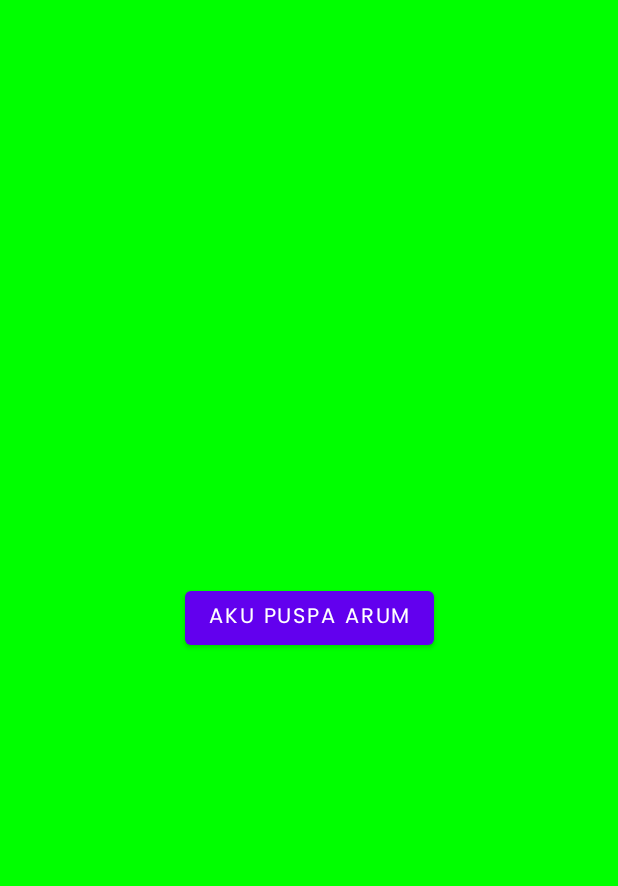
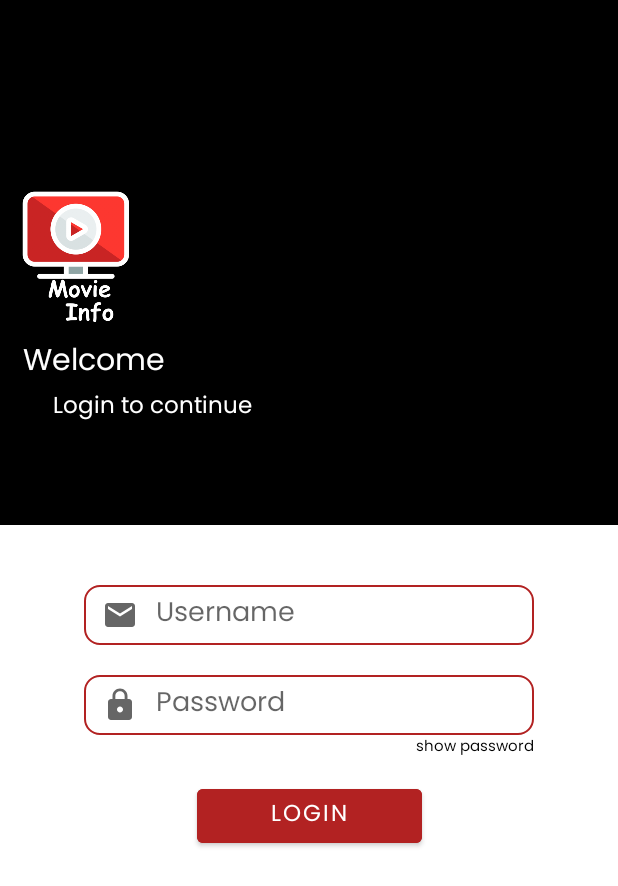
Before and after one commit to psparum/movie-info, an Android app: the screen it shows after launch (MainActivity before the commit, LoginActivity after it), on a phone screen of 412 x 824 dp. Shown: the top 886 px of the screen. Run offline under Robolectric (Android 15) with nearby library versions, the phone set to English and light mode, and no system bars.

Commit message:
layout login

```diff
--- a/app/src/main/AndroidManifest.xml
+++ b/app/src/main/AndroidManifest.xml
@@ -3,6 +3,7 @@
     package="com.arum.movieinfo">
 
     <uses-permission android:name="android.permission.INTERNET" />
+
     <application
         android:allowBackup="true"
         android:icon="@mipmap/ic_launcher"
@@ -11,23 +12,20 @@
         android:supportsRtl="true"
         android:theme="@style/Theme.MovieInfo">
         <activity
+            android:name=".LoginActivity"
+            android:exported="true" />
+        <activity
             android:name=".SplashActivity"
             android:exported="true">
-
             <intent-filter>
                 <action android:name="android.intent.action.MAIN" />
 
                 <category android:name="android.intent.category.LAUNCHER" />
             </intent-filter>
-
         </activity>
-
-
         <activity
             android:name=".MainActivity"
-            android:exported="true">
-
-        </activity>
+            android:exported="true"></activity>
     </application>
 
 </manifest>
--- /dev/null
+++ b/app/src/main/java/com/arum/movieinfo/LoginActivity.kt
@@ -0,0 +1,11 @@
+package com.arum.movieinfo
+
+import androidx.appcompat.app.AppCompatActivity
+import android.os.Bundle
+
+class LoginActivity : AppCompatActivity() {
+    override fun onCreate(savedInstanceState: Bundle?) {
+        super.onCreate(savedInstanceState)
+        setContentView(R.layout.activity_login)
+    }
+}
--- a/app/src/main/java/com/arum/movieinfo/SplashActivity.kt
+++ b/app/src/main/java/com/arum/movieinfo/SplashActivity.kt
@@ -20,7 +20,7 @@ class SplashActivity : AppCompatActivity() {
 
 
         Handler(Looper.getMainLooper()).postDelayed({
-            val intent = Intent(this, MainActivity::class.java)
+            val intent = Intent(this, LoginActivity::class.java)
             startActivity(intent) // Pindah ke Home Activity setelah 3 detik
             finish()
         }, 2000 )
--- /dev/null
+++ b/app/src/main/res/drawable/border_edittext.xml
@@ -0,0 +1,20 @@
+<?xml version="1.0" encoding="utf-8"?>
+<selector xmlns:android="http://schemas.android.com/apk/res/android">
+
+        <item android:state_enabled="true" android:state_focused="true">
+            <shape android:shape="rectangle">
+                <solid android:color="@color/white"/>
+                <stroke android:width="1dp" android:color="@color/merah_bata"/>
+                <corners android:radius="10dp"/>
+            </shape>
+        </item>
+
+    <item android:state_enabled="true">
+        <shape android:shape="rectangle">
+            <solid android:color="@color/white"/>
+            <stroke android:width="1dp" android:color="@color/merah_bata"/>
+            <corners android:radius="10dp"/>
+        </shape>
+    </item>
+
+</selector>
--- /dev/null
+++ b/app/src/main/res/drawable/ic_baseline_email_24.xml
@@ -0,0 +1,10 @@
+<vector xmlns:android="http://schemas.android.com/apk/res/android"
+    android:width="24dp"
+    android:height="24dp"
+    android:viewportWidth="24"
+    android:viewportHeight="24"
+    android:tint="?attr/colorControlNormal">
+  <path
+      android:fillColor="@color/abu_tua"
+      android:pathData="M20,4L4,4c-1.1,0 -1.99,0.9 -1.99,2L2,18c0,1.1 0.9,2 2,2h16c1.1,0 2,-0.9 2,-2L22,6c0,-1.1 -0.9,-2 -2,-2zM20,8l-8,5 -8,-5L4,6l8,5 8,-5v2z"/>
+</vector>
--- /dev/null
+++ b/app/src/main/res/drawable/ic_baseline_lock_24.xml
@@ -0,0 +1,10 @@
+<vector xmlns:android="http://schemas.android.com/apk/res/android"
+    android:width="24dp"
+    android:height="24dp"
+    android:viewportWidth="24"
+    android:viewportHeight="24"
+    android:tint="?attr/colorControlNormal">
+  <path
+      android:fillColor="@color/abu_tua"
+      android:pathData="M18,8h-1L17,6c0,-2.76 -2.24,-5 -5,-5S7,3.24 7,6v2L6,8c-1.1,0 -2,0.9 -2,2v10c0,1.1 0.9,2 2,2h12c1.1,0 2,-0.9 2,-2L20,10c0,-1.1 -0.9,-2 -2,-2zM12,17c-1.1,0 -2,-0.9 -2,-2s0.9,-2 2,-2 2,0.9 2,2 -0.9,2 -2,2zM15.1,8L8.9,8L8.9,6c0,-1.71 1.39,-3.1 3.1,-3.1 1.71,0 3.1,1.39 3.1,3.1v2z"/>
+</vector>
--- /dev/null
+++ b/app/src/main/res/layout/activity_login.xml
@@ -0,0 +1,152 @@
+<?xml version="1.0" encoding="utf-8"?>
+<androidx.constraintlayout.widget.ConstraintLayout xmlns:android="http://schemas.android.com/apk/res/android"
+    xmlns:app="http://schemas.android.com/apk/res-auto"
+    xmlns:tools="http://schemas.android.com/tools"
+    android:id="@+id/cl1"
+    android:layout_width="match_parent"
+    android:layout_height="match_parent"
+    tools:context=".LoginActivity">
+
+
+    <androidx.constraintlayout.widget.ConstraintLayout
+        android:id="@+id/cl2"
+        android:layout_width="match_parent"
+        android:layout_height="350dp"
+        android:background="@color/black"
+        app:layout_constraintStart_toStartOf="parent"
+        app:layout_constraintTop_toTopOf="parent">
+
+
+        <ImageView
+            android:id="@+id/ivSplashLogin"
+            android:layout_width="100dp"
+            android:layout_height="100dp"
+            android:src="@drawable/movieinforeal"
+            app:layout_constraintBottom_toBottomOf="parent"
+            app:layout_constraintStart_toStartOf="parent"
+            app:layout_constraintTop_toTopOf="parent" />
+
+        <TextView
+            android:id="@+id/tvWelcome"
+            android:layout_width="match_parent"
+            android:layout_height="0dp"
+            android:layout_marginStart="15dp"
+            android:text="Welcome"
+            android:textSize="20dp"
+            app:layout_constraintStart_toStartOf="parent"
+            app:layout_constraintTop_toBottomOf="@id/ivSplashLogin" />
+
+        <TextView
+            android:layout_width="match_parent"
+            android:layout_height="0dp"
+            android:layout_marginStart="35dp"
+            android:text="Login to continue"
+            android:textSize="15sp"
+            app:layout_constraintStart_toStartOf="parent"
+            app:layout_constraintTop_toBottomOf="@id/tvWelcome" />
+
+    </androidx.constraintlayout.widget.ConstraintLayout>
+
+    <androidx.constraintlayout.widget.ConstraintLayout
+        android:id="@+id/cl3"
+        android:layout_width="match_parent"
+        android:layout_height="0dp"
+        app:layout_constraintBottom_toBottomOf="parent"
+        app:layout_constraintTop_toBottomOf="@id/cl2">
+
+
+        <!--    <TextView-->
+        <!--        android:layout_width="wrap_content"-->
+        <!--        android:layout_height="wrap_content"-->
+        <!--        android:text="Email Address"-->
+        <!--        app:layout_constraintStart_toStartOf="@id/etUsername"-->
+        <!--        app:layout_constraintTop_toTopOf="parent"-->
+        <!--        android:textSize="20sp"-->
+        <!--        android:textColor="@color/merah_bata"-->
+        <!--        android:id="@+id/tvEmail"/>-->
+
+        <EditText
+            android:id="@+id/etUsername"
+            android:layout_width="300dp"
+            android:layout_height="40dp"
+            android:layout_marginTop="40dp"
+            android:background="@drawable/border_edittext"
+            android:drawableStart="@drawable/ic_baseline_email_24"
+            android:drawablePadding="12dp"
+            android:ems="10"
+            android:inputType="textEmailAddress"
+            android:hint="Username"
+            android:lines="1"
+            android:maxLines="1"
+            android:paddingStart="12dp"
+            android:paddingEnd="12dp"
+            app:layout_constraintEnd_toEndOf="parent"
+            app:layout_constraintStart_toStartOf="parent"
+            app:layout_constraintTop_toTopOf="parent" />
+
+        <!--    <TextView-->
+        <!--        android:layout_width="wrap_content"-->
+        <!--        android:layout_height="wrap_content"-->
+        <!--        android:text="Password"-->
+        <!--        android:layout_marginTop="20dp"-->
+        <!--        app:layout_constraintStart_toStartOf="@id/etPassword"-->
+        <!--    app:layout_constraintTop_toBottomOf="@id/etUsername"-->
+        <!--        android:textSize="20sp"-->
+        <!--        android:textColor="@color/merah_bata"-->
+        <!--        android:id="@+id/tvPassword" />-->
+
+
+        <EditText
+            android:id="@+id/etPassword"
+            android:layout_width="300dp"
+            android:layout_height="40dp"
+            android:layout_marginTop="20dp"
+            android:background="@drawable/border_edittext"
+            android:drawableStart="@drawable/ic_baseline_lock_24"
+            android:drawablePadding="12dp"
+            android:ems="10"
+            android:hint="Password"
+            android:inputType="textPassword"
+            android:lines="1"
+            android:maxLines="1"
+            android:paddingStart="12dp"
+            android:paddingEnd="12dp"
+            app:layout_constraintEnd_toEndOf="parent"
+            app:layout_constraintStart_toStartOf="parent"
+            app:layout_constraintTop_toBottomOf="@id/etUsername" />
+
+<!--        <CheckBox-->
+<!--            android:id="@+id/cbox"-->
+<!--            android:layout_width="25dp"-->
+<!--            android:layout_height="20dp"-->
+<!--            android:layout_marginEnd="5dp"-->
+<!--            app:layout_constraintEnd_toStartOf="@id/tvShowpw"-->
+<!--            app:layout_constraintTop_toBottomOf="@id/etPassword" />-->
+
+
+        <TextView
+            android:id="@+id/tvShowpw"
+            android:layout_width="wrap_content"
+            android:layout_height="wrap_content"
+            android:text="show password"
+            android:textColor="@color/black"
+            android:textSize="10sp"
+            app:layout_constraintEnd_toEndOf="@id/etPassword"
+            app:layout_constraintTop_toBottomOf="@id/etPassword" />
+
+        <Button
+            android:layout_width="150dp"
+            android:layout_height="wrap_content"
+            android:layout_marginTop="30dp"
+            android:backgroundTint="@color/merah_bata"
+            android:text="LOGIN"
+            android:textColor="@color/white"
+            android:textSize="15dp"
+            app:layout_constraintEnd_toEndOf="parent"
+            app:layout_constraintStart_toStartOf="parent"
+            app:layout_constraintTop_toBottomOf="@id/etPassword" />
+
+
+    </androidx.constraintlayout.widget.ConstraintLayout>
+
+</androidx.constraintlayout.widget.ConstraintLayout>
--- a/app/src/main/res/values/colors.xml
+++ b/app/src/main/res/values/colors.xml
@@ -7,4 +7,6 @@
     <color name="teal_700">#FF018786</color>
     <color name="black">#FF000000</color>
     <color name="white">#FFFFFFFF</color>
+    <color name="merah_bata">#B22222</color>
+<color name="abu_tua">#696969</color>
 </resources>
```
Also changed, not shown: app/src/main/res/values/themes.xml (+10 -0 lines).
